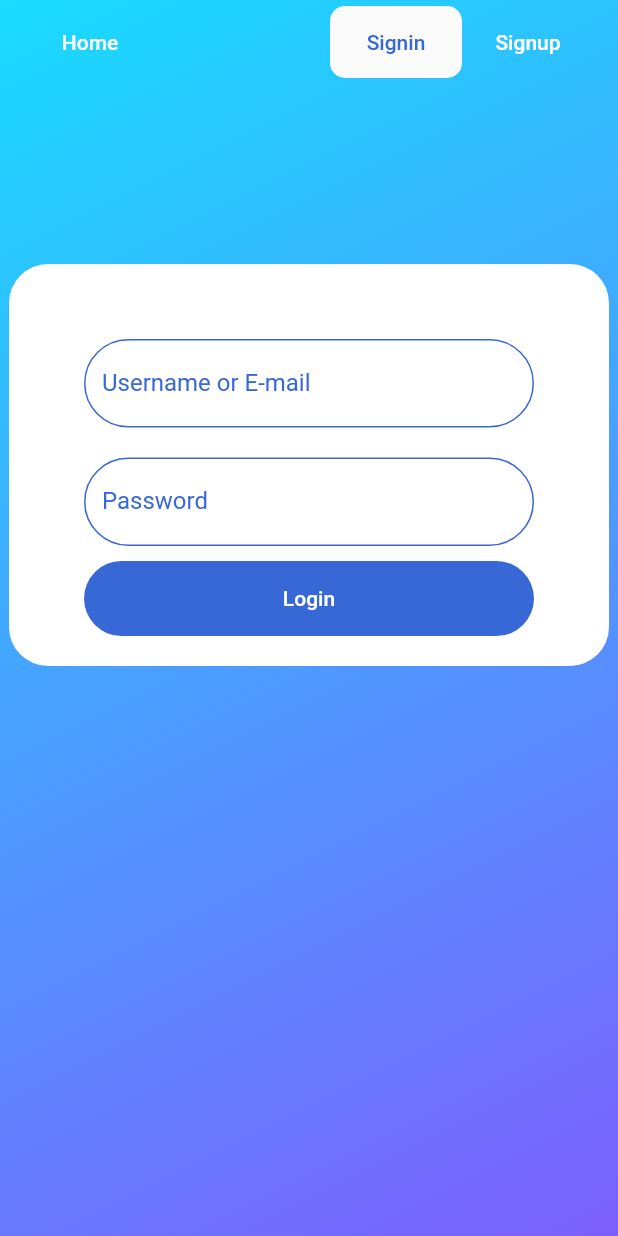
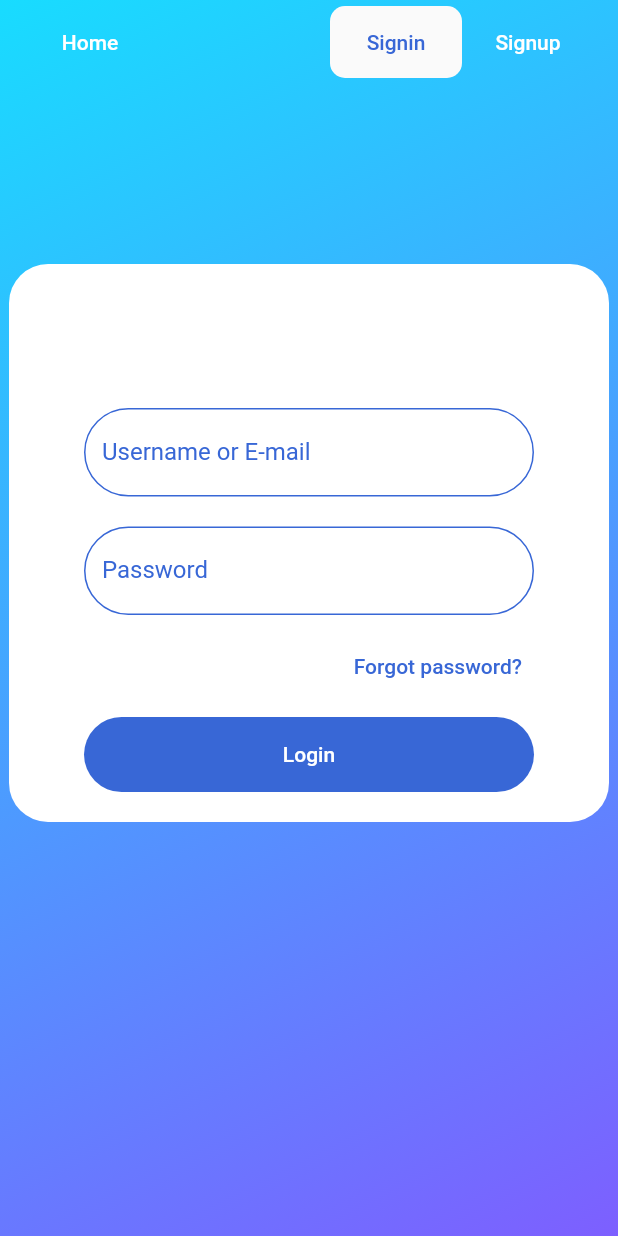
Before and after one commit to datteroandrea/flutterauth, a Flutter app: the screen it shows after launch, after a tap on "Signin", on a phone screen of 412 x 824 dp. Run offline on Flutter 3.47's test engine with Material 2 defaults, Android fonts, the phone set to English and light mode, and no system bars; our stand-ins replace dio, shared_preferences; missing offline and left inert: ninja; network calls fail.

Commit message:
added errorMessage and forgot password button

```diff
--- a/lib/pages/signin.dart
+++ b/lib/pages/signin.dart
@@ -2,6 +2,7 @@ import 'package:dio/dio.dart';
 import 'package:flutter/cupertino.dart';
 import 'package:flutter/material.dart';
 import 'package:template/authentication/auth.dart';
+import 'package:template/pages/forgotpassword.dart';
 import 'package:template/pages/mainpage.dart';
 import 'package:template/pages/signup.dart';
 import 'package:template/constants.dart';
@@ -15,6 +16,7 @@ class SigninPage extends StatefulWidget {
 class SigninPageState extends State<SigninPage> {
   TextEditingController emailController = TextEditingController();
   TextEditingController passwordController = TextEditingController();
+  String errorMessage = "";
 
   @override
   Widget build(BuildContext context) {
@@ -87,6 +89,13 @@ class SigninPageState extends State<SigninPage> {
                 SizedBox(
                   height: 50,
                 ),
+                Text(
+                  errorMessage,
+                  style: TextStyle(color: Color.fromRGBO(235, 59, 90, 1.0)),
+                ),
+                SizedBox(
+                  height: 30,
+                ),
                 SizedBox(
                   width: 300,
                   child: TextFormField(
@@ -144,12 +153,36 @@ class SigninPageState extends State<SigninPage> {
                   ),
                 ),
                 SizedBox(height: 10.0),
+                Align(
+                  alignment: Alignment.centerRight,
+                  child: Padding(
+                    padding: EdgeInsets.only(right: 50),
+                    child: TextButton(
+                      child: Text("Forgot password?",
+                          style: TextStyle(
+                              color: Color.fromRGBO(56, 103, 214, 1.0))),
+                      onPressed: () {
+                        Navigator.pushReplacement(
+                            context,
+                            MaterialPageRoute(
+                                builder: (context) => ForgotPasswordPage()));
+                      },
+                    ),
+                  ),
+                ),
+                SizedBox(height: 10.0),
                 SizedBox(
                     height: 50.0,
                     width: 300,
                     child: TextButton(
                       onPressed: () async {
-                        signin(emailController.text, passwordController.text);
+                        String? res = await signin(
+                            emailController.text, passwordController.text);
+                        if (res != null) {
+                          setState(() {
+                            errorMessage = res;
+                          });
+                        }
                       },
                       child:
                           Text("Login", style: TextStyle(color: Colors.white)),
```
